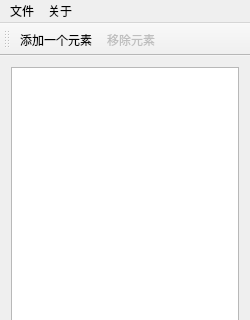
Above: mainwindow.ui from jkjkil4/Sortition before the change; both pictures show x 0 to 250 and y 0 to 320 of the 250 by 580 pixel window. Below: the same form after it.
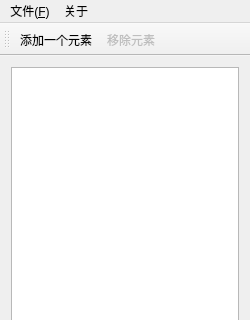
That is the form after the change. Icons and pictures are not drawn.

Commit message: 文件的保存和读取功能

```diff
--- a/mainwindow.ui
+++ b/mainwindow.ui
@@ -66,7 +66,7 @@
    </widget>
    <widget class="QMenu" name="menuFile">
     <property name="title">
-     <string>文件</string>
+     <string>文件(&amp;F)</string>
     </property>
     <addaction name="actNewFile"/>
     <addaction name="actOpenFile"/>
```
Left out of the diff: 8 changed lines with no effect on the pictures. The commit also changes 10 other files.
